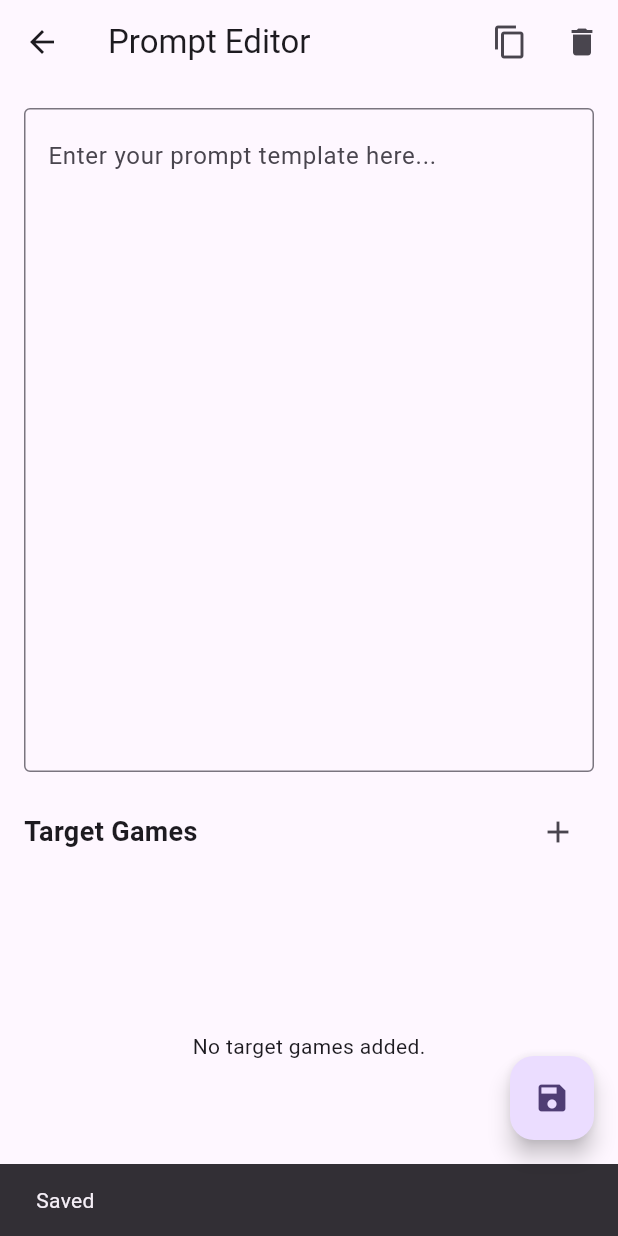
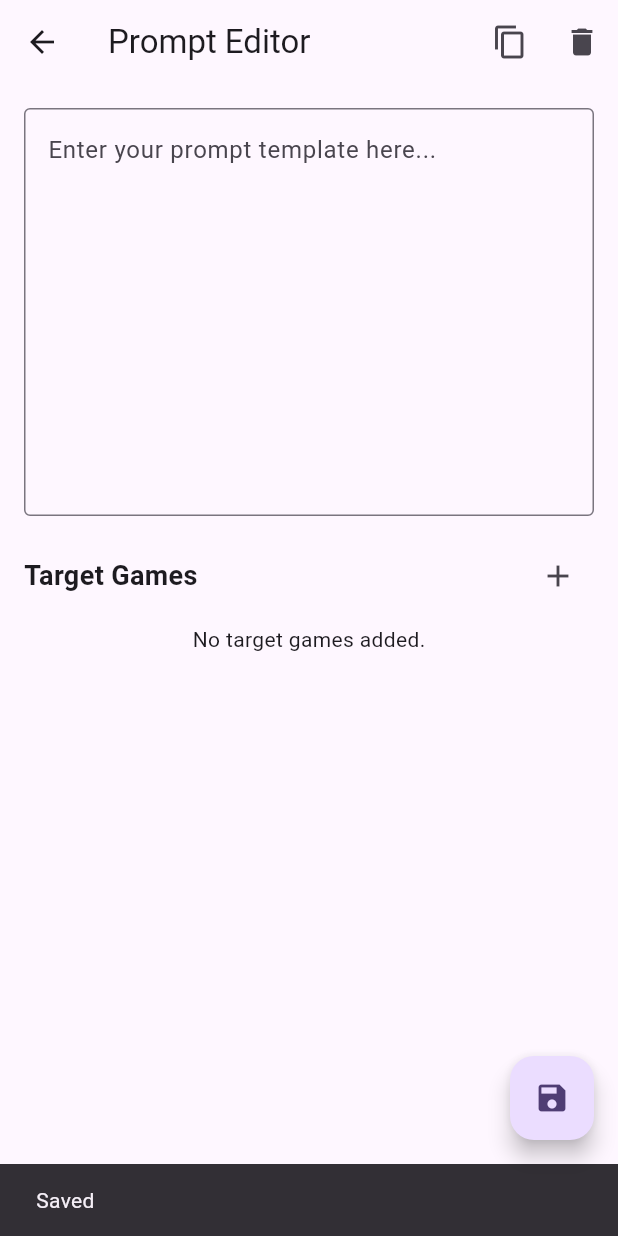
Before and after one commit to onpuuki/game-tracker, a Flutter app: the PromptEditorScreen screen opened directly, after a tap on the "add" icon, after a tap on the "remove circle outline" icon, after a tap on the "save" icon, on a phone screen of 412 x 824 dp. Run offline on Flutter 3.47's test engine with Material 3 defaults, Android fonts, the phone set to English and light mode, and no system bars; our stand-ins replace cloud_firestore, cloud_functions, firebase_core, shared_preferences; accounts and stored records are empty.

Commit message:
feat: add search keywords targeting and improve prompt editor UI
- Updated frontend config state management to include a `keywords` field for each game target.
- Redesigned `PromptEditorScreen` to use a global `SingleChildScrollView` for better scrolling behavior on smaller screens.
- Updated `processSyncRequest` in backend Cloud Functions to dynamically append custom search keywords to the Gemini prompt if they exist.

Co-authored-by: onpuuki <220911838+onpuuki@users.noreply.github.com>

```diff
--- a/frontend/lib/screens/prompt_editor_screen.dart
+++ b/frontend/lib/screens/prompt_editor_screen.dart
@@ -10,9 +10,23 @@ class PromptEditorScreen extends StatefulWidget {
   State<PromptEditorScreen> createState() => _PromptEditorScreenState();
 }
 
+class _TargetItem {
+  final TextEditingController gameNameController;
+  final TextEditingController keywordsController;
+
+  _TargetItem({String gameName = "", String keywords = ""})
+    : gameNameController = TextEditingController(text: gameName),
+      keywordsController = TextEditingController(text: keywords);
+
+  void dispose() {
+    gameNameController.dispose();
+    keywordsController.dispose();
+  }
+}
+
 class _PromptEditorScreenState extends State<PromptEditorScreen> {
   final _controller = TextEditingController();
-  final List<TextEditingController> _targetControllers = [];
+  final List<_TargetItem> _targetItems = [];
   bool _isLoading = true;
 
   @override
@@ -23,10 +37,10 @@ class _PromptEditorScreenState extends State<PromptEditorScreen> {
 
   Future<void> _loadData() async {
     try {
-      final doc = await FirebaseFirestore.instanceFor(app: Firebase.app(), databaseId: 'default')
-          .collection('settings')
-          .doc('config')
-          .get();
+      final doc = await FirebaseFirestore.instanceFor(
+        app: Firebase.app(),
+        databaseId: 'default',
+      ).collection('settings').doc('config').get();
 
       if (doc.exists) {
         final data = doc.data();
@@ -37,8 +51,14 @@ class _PromptEditorScreenState extends State<PromptEditorScreen> {
           if (data.containsKey('targets')) {
             final targets = data['targets'] as List<dynamic>;
             for (var target in targets) {
-              if (target is Map<String, dynamic> && target.containsKey('gameName')) {
-                _targetControllers.add(TextEditingController(text: target['gameName'] as String));
+              if (target is Map<String, dynamic> &&
+                  target.containsKey('gameName')) {
+                _targetItems.add(
+                  _TargetItem(
+                    gameName: target['gameName'] as String,
+                    keywords: (target['keywords'] as String?) ?? '',
+                  ),
+                );
               }
             }
           }
@@ -46,9 +66,9 @@ class _PromptEditorScreenState extends State<PromptEditorScreen> {
       }
     } catch (e) {
       if (mounted) {
-        ScaffoldMessenger.of(context).showSnackBar(
-          SnackBar(content: Text('Failed to load data: $e')),
-        );
+        ScaffoldMessenger.of(
+          context,
+        ).showSnackBar(SnackBar(content: Text('Failed to load data: $e')));
       }
     } finally {
       if (mounted) {
@@ -61,43 +81,48 @@ class _PromptEditorScreenState extends State<PromptEditorScreen> {
 
   Future<void> _saveData() async {
     try {
-      final targets = _targetControllers
-          .where((c) => c.text.trim().isNotEmpty)
-          .map((c) => {'gameName': c.text.trim()})
+      final targets = _targetItems
+          .where((item) => item.gameNameController.text.trim().isNotEmpty)
+          .map(
+            (item) => {
+              'gameName': item.gameNameController.text.trim(),
+              'keywords': item.keywordsController.text.trim(),
+            },
+          )
           .toList();
 
-      await FirebaseFirestore.instanceFor(app: Firebase.app(), databaseId: 'default')
-          .collection('settings')
-          .doc('config')
-          .set({
+      await FirebaseFirestore.instanceFor(
+        app: Firebase.app(),
+        databaseId: 'default',
+      ).collection('settings').doc('config').set({
         'promptTemplate': _controller.text,
         'targets': targets,
       }, SetOptions(merge: true));
 
       if (mounted) {
-        ScaffoldMessenger.of(context).showSnackBar(
-          const SnackBar(content: Text('Saved')),
-        );
+        ScaffoldMessenger.of(
+          context,
+        ).showSnackBar(const SnackBar(content: Text('Saved')));
       }
     } catch (e) {
       if (mounted) {
-        ScaffoldMessenger.of(context).showSnackBar(
-          SnackBar(content: Text('Failed to save data: $e')),
-        );
+        ScaffoldMessenger.of(
+          context,
+        ).showSnackBar(SnackBar(content: Text('Failed to save data: $e')));
       }
     }
   }
 
   void _addTarget() {
     setState(() {
-      _targetControllers.add(TextEditingController());
+      _targetItems.add(_TargetItem());
     });
   }
 
   void _removeTarget(int index) {
     setState(() {
-      _targetControllers[index].dispose();
-      _targetControllers.removeAt(index);
+      _targetItems[index].dispose();
+      _targetItems.removeAt(index);
     });
   }
 
@@ -106,7 +131,9 @@ class _PromptEditorScreenState extends State<PromptEditorScreen> {
       context: context,
       builder: (context) => AlertDialog(
         title: const Text('Confirmation'),
-        content: const Text('Are you sure you want to delete the prompt completely?'),
+        content: const Text(
+          'Are you sure you want to delete the prompt completely?',
+        ),
         actions: [
           TextButton(
             onPressed: () => Navigator.pop(context, false),
@@ -129,8 +156,8 @@ class _PromptEditorScreenState extends State<PromptEditorScreen> {
   @override
   void dispose() {
     _controller.dispose();
-    for (var controller in _targetControllers) {
-      controller.dispose();
+    for (var item in _targetItems) {
+      item.dispose();
     }
     super.dispose();
   }
@@ -163,22 +190,20 @@ class _PromptEditorScreenState extends State<PromptEditorScreen> {
       ),
       body: _isLoading
           ? const Center(child: CircularProgressIndicator())
-          : Padding(
+          : SingleChildScrollView(
+              child: Padding(
                 padding: const EdgeInsets.all(16.0),
                 child: Column(
                   crossAxisAlignment: CrossAxisAlignment.stretch,
                   children: [
-                  Expanded(
-                    flex: 2,
-                    child: TextField(
+                    TextField(
                       controller: _controller,
+                      minLines: 10,
                       maxLines: null,
-                      expands: true,
                       textAlignVertical: TextAlignVertical.top,
                       decoration: const InputDecoration(
                         border: OutlineInputBorder(),
                         hintText: 'Enter your prompt template here...',
-                      ),
                       ),
                     ),
                     const SizedBox(height: 16),
@@ -187,7 +212,10 @@ class _PromptEditorScreenState extends State<PromptEditorScreen> {
                       children: [
                         const Text(
                           'Target Games',
-                        style: TextStyle(fontSize: 18, fontWeight: FontWeight.bold),
+                          style: TextStyle(
+                            fontSize: 18,
+                            fontWeight: FontWeight.bold,
+                          ),
                         ),
                         IconButton(
                           icon: const Icon(Icons.add),
@@ -197,30 +225,48 @@ class _PromptEditorScreenState extends State<PromptEditorScreen> {
                       ],
                     ),
                     const SizedBox(height: 8),
-                  Expanded(
-                    flex: 1,
-                    child: _targetControllers.isEmpty
+                    _targetItems.isEmpty
                         ? const Center(child: Text('No target games added.'))
                         : ListView.builder(
-                            itemCount: _targetControllers.length,
+                            shrinkWrap: true,
+                            physics: const NeverScrollableScrollPhysics(),
+                            itemCount: _targetItems.length,
                             itemBuilder: (context, index) {
                               return Padding(
                                 padding: const EdgeInsets.only(bottom: 8.0),
                                 child: Row(
                                   children: [
                                     Expanded(
-                                      child: TextField(
-                                        controller: _targetControllers[index],
+                                      child: Column(
+                                        children: [
+                                          TextField(
+                                            controller: _targetItems[index]
+                                                .gameNameController,
                                             decoration: const InputDecoration(
                                               border: OutlineInputBorder(),
                                               hintText: 'Enter game name...',
                                               isDense: true,
                                             ),
                                           ),
+                                          const SizedBox(height: 8),
+                                          TextField(
+                                            controller: _targetItems[index]
+                                                .keywordsController,
+                                            decoration: const InputDecoration(
+                                              border: OutlineInputBorder(),
+                                              hintText:
+                                                  'Enter keywords (comma separated)...',
+                                              isDense: true,
+                                            ),
+                                          ),
+                                        ],
+                                      ),
                                     ),
                                     const SizedBox(width: 8),
                                     IconButton(
-                                      icon: const Icon(Icons.remove_circle_outline),
+                                      icon: const Icon(
+                                        Icons.remove_circle_outline,
+                                      ),
                                       color: Colors.red,
                                       onPressed: () => _removeTarget(index),
                                       tooltip: 'Remove Target',
@@ -230,8 +276,8 @@ class _PromptEditorScreenState extends State<PromptEditorScreen> {
                               );
                             },
                           ),
+                  ],
                 ),
-                ],
               ),
             ),
       floatingActionButton: FloatingActionButton(
```
Also changed, not shown: 1 other file. Lines whose indentation alone changed are shown as unchanged.
